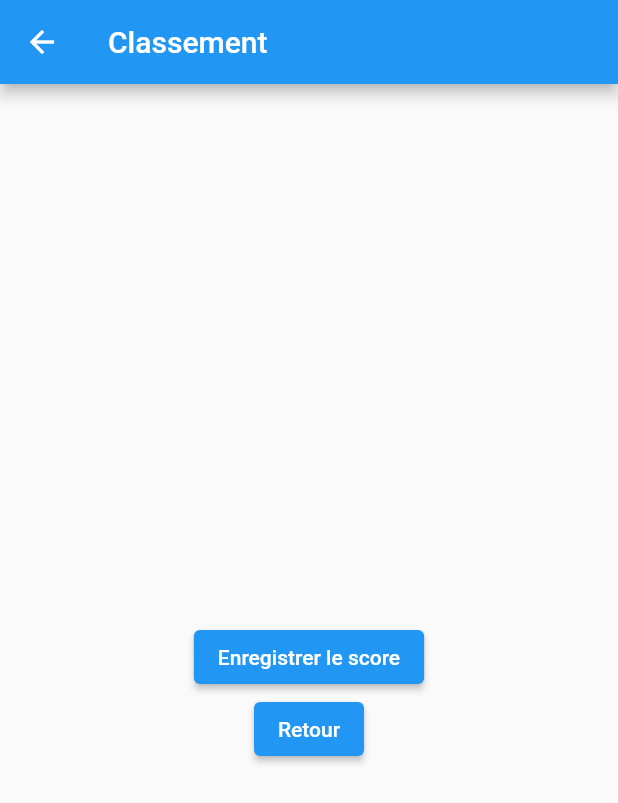
After one commit to rob1juan/masyu_game, a Flutter app: the CassementPage screen opened directly, on a phone screen of 412 x 824 dp. The commit adds this screen. Shown: the top 803 px of the screen. Run offline on Flutter 3.47's test engine with Material 2 defaults, Android fonts, the phone set to English and light mode, and no system bars; our stand-ins replace sqflite; accounts and stored records are empty.

Commit message:
feat: create local db to save the score on different levels and create functions to save a score and retrieve them

```diff
--- /dev/null
+++ b/lib/core/score_board_utils.dart
@@ -0,0 +1,45 @@
+import 'dart:math';
+
+import 'package:flutter/material.dart';
+import 'package:masyu_game/pages/level_selection_page.dart';
+import 'dart:async';
+
+import 'package:flutter/widgets.dart';
+import 'package:path/path.dart';
+import 'package:sqflite/sqflite.dart';
+
+import '../models/score_board_entry_model.dart';
+
+Future<List<ScoreBoardEntry>> getScores(int level) async {
+  final db = await openDatabase(
+    join(await getDatabasesPath(), 'score_board.db'),
+  );
+
+  final List<Map<String, dynamic>> maps = await db.query(
+    'score',
+    where: 'level = ?',
+    whereArgs: [level],
+    orderBy: 'score'
+  );
+
+  return List.generate(maps.length, (i) {
+    return ScoreBoardEntry(
+      name: maps[i]['name'],
+      score: maps[i]['score'],
+      level: maps[i]['level']
+    );
+  });
+}
+
+Future<int> saveScore(ScoreBoardEntry score) async {
+  final db = await openDatabase(
+    join(await getDatabasesPath(), 'score_board.db'),
+  );
+
+  int id = await db.insert(
+    'score',
+    score.toMap(),
+    conflictAlgorithm: ConflictAlgorithm.replace,
+  );
+  return id;
+}
--- /dev/null
+++ b/lib/models/score_board_entry_model.dart
@@ -0,0 +1,25 @@
+class ScoreBoardEntry {
+  final String name;
+  final double score;
+  final int level;
+
+  const ScoreBoardEntry({
+    required this.name,
+    required this.score,
+    required this.level
+  });
+
+  Map<String, dynamic> toMap() {
+    return {
+      'name': name,
+      'score': score,
+      'level': level
+    };
+  }
+
+  @override
+  String toString() {
+    return 'Score{name: $name, score: $score, level: $level}';
+  }
+
+}
--- /dev/null
+++ b/lib/pages/score_board.dart
@@ -0,0 +1,59 @@
+import 'dart:math';
+
+import 'package:flutter/material.dart';
+import 'package:masyu_game/pages/level_selection_page.dart';
+import 'dart:async';
+
+import 'package:flutter/widgets.dart';
+import 'package:path/path.dart';
+import 'package:sqflite/sqflite.dart';
+
+import '../core/score_board_utils.dart';
+import '../models/score_board_entry_model.dart';
+
+class CassementPage extends StatefulWidget {
+  @override
+  _MyWidgetState createState() => _MyWidgetState();
+}
+
+class _MyWidgetState extends State<CassementPage> {
+  String _displayText = '';
+
+  @override
+  Widget build(BuildContext context) {
+    return Scaffold(
+      appBar: AppBar(
+        title: Text('Classement'),
+      ),
+      body: Center(
+        child: Column(
+          mainAxisAlignment: MainAxisAlignment.center,
+          children: <Widget>[
+            Text(
+              _displayText,
+              style: TextStyle(fontSize: 24),
+            ),
+            SizedBox(height: 16),
+            ElevatedButton(
+              child: Text('Enregistrer le score'),
+              onPressed: () async {
+                double score = Random().nextDouble() * 100;
+                ScoreBoardEntry s = ScoreBoardEntry(name: 'Fido', score: score, level: 11);
+                var text = await saveScore(s).toString();
+                setState(() {
+                  _displayText = text;
+                });
+              },
+            ),
+            ElevatedButton(
+              onPressed: () {
+                Navigator.pop(context);
+              },
+              child: Text('Retour'),
+            ),
+          ],
+        ),
+      ),
+    );
+  }
+}
--- a/pubspec.yaml
+++ b/pubspec.yaml
@@ -37,6 +37,7 @@ dependencies:
   # The following adds the Cupertino Icons font to your application.
   # Use with the CupertinoIcons class for iOS style icons.
   cupertino_icons: ^1.0.2
+  sqflite: ^2.2.6
 
 dev_dependencies:
   flutter_test:
```
Also changed, not shown: lib/main.dart (+25 -1 lines).
